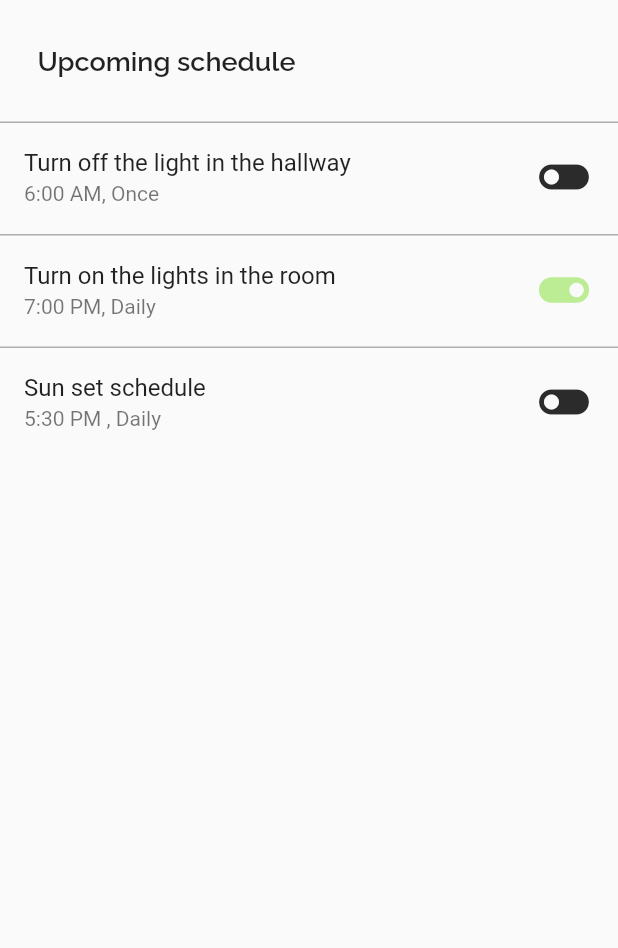
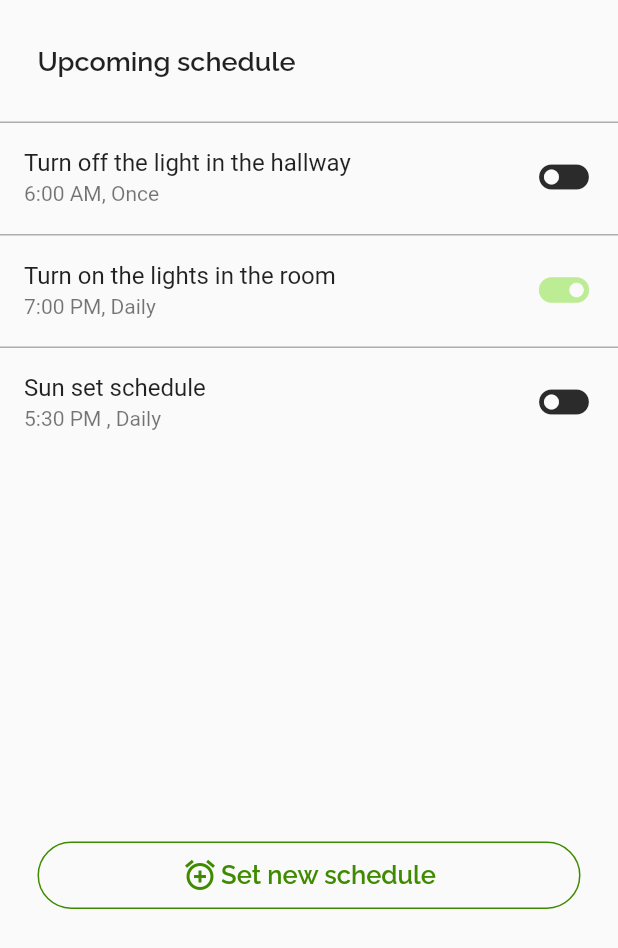
Before and after one commit to MohammadAlAgha/luminexa, a Flutter app: the schedulePage screen opened directly, on a phone screen of 412 x 824 dp. Shown: the top 948 px of the screen. Run offline on Flutter 3.47's test engine with Material 2 defaults, Android fonts, the phone set to English and light mode, and no system bars; our stand-ins replace flutter_svg, google_nav_bar.

Commit message:
Frontend: Added icon button to the schedule page

```diff
--- a/luminexa_mobile/lib/screens/schedulePage.dart
+++ b/luminexa_mobile/lib/screens/schedulePage.dart
@@ -49,6 +49,14 @@ class _schedulePageState extends State<schedulePage> {
               );
             },
           ),
+          SizedBox(
+            height: 230,
+          ),
+          Padding(
+            padding: const EdgeInsets.all(25),
+            child: iconButton(
+                innerText: "Set new schedule", iconName: Icon(Icons.alarm_add)),
+          )
         ],
       ),
     ));
```
